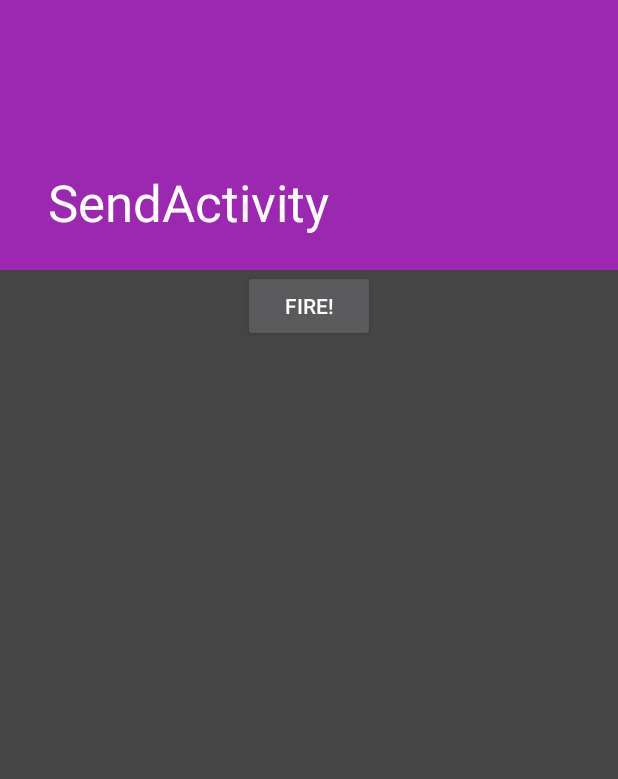
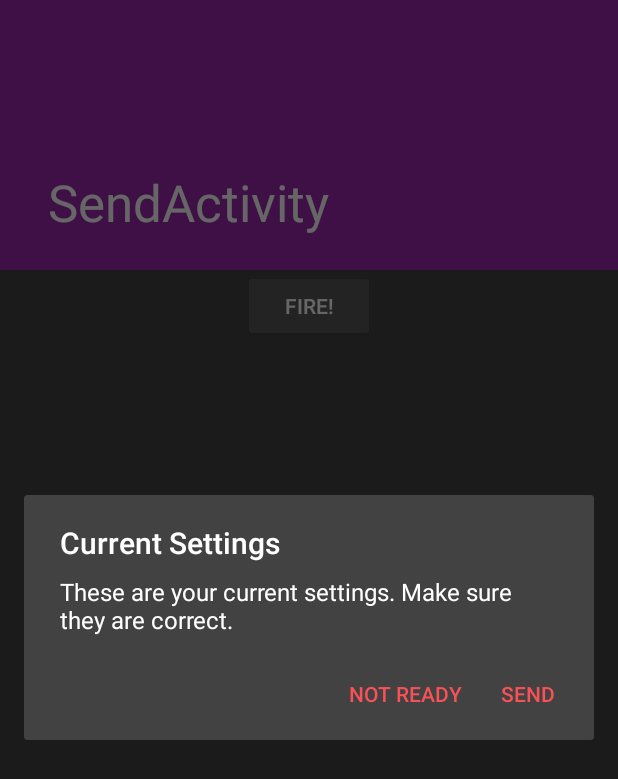
Before and after one commit to akopp3/Qlic, an Android app: the SendActivity screen opened directly, with no data from a screen before it, after a tap on "FIRE!", on a phone screen of 412 x 824 dp. Shown: the top 779 px of the screen. Run offline under Robolectric (Android 15) with nearby library versions, the phone set to English and light mode, and no system bars.

```diff
--- a/app/src/main/java/com/example/skafle/envoyer/SendActivity.java
+++ b/app/src/main/java/com/example/skafle/envoyer/SendActivity.java
@@ -1,5 +1,7 @@
 package com.example.skafle.envoyer;
 
+import android.app.AlertDialog;
+import android.content.DialogInterface;
 import android.os.Bundle;
 import android.support.design.widget.FloatingActionButton;
 import android.support.design.widget.Snackbar;
@@ -24,8 +26,21 @@ public class SendActivity extends AppCompatActivity {
         sendBtn.setOnClickListener(new View.OnClickListener() {
             @Override
             public void onClick(View v) {
-                // Specify action when the button is pressed
-                Toast.makeText(SendActivity.this, "Stupid button pressed", Toast.LENGTH_SHORT).show();
+                AlertDialog.Builder builder = new AlertDialog.Builder(SendActivity.this);
+                builder.setMessage(R.string.dialog_message)
+                        .setTitle(R.string.dialog_title)
+                        .setPositiveButton("Send", new DialogInterface.OnClickListener() {
+                            @Override
+                            public void onClick(DialogInterface dialog, int which) {
+                                Toast.makeText(SendActivity.this, "Sent", Toast.LENGTH_SHORT).show();
+                            }
+                        }).setNegativeButton("Not Ready", new DialogInterface.OnClickListener() {
+                    @Override
+                    public void onClick(DialogInterface dialog, int which) {
+                        Toast.makeText(SendActivity.this, "Not Ready", Toast.LENGTH_SHORT).show();
+                    }
+                });
+                builder.show();
             }
         });
     }
--- a/app/src/main/res/layout/app_bar_main.xml
+++ b/app/src/main/res/layout/app_bar_main.xml
@@ -20,6 +20,6 @@
     <android.support.design.widget.FloatingActionButton android:id="@+id/fab"
         android:layout_width="wrap_content" android:layout_height="wrap_content"
         android:layout_gravity="bottom|end" android:layout_margin="@dimen/fab_margin"
-        android:src="@android:drawable/ic_dialog_email" />
+        android:src="@drawable/ic_send_main" />
 
 </android.support.design.widget.CoordinatorLayout>
--- a/app/src/main/res/values/strings.xml
+++ b/app/src/main/res/values/strings.xml
@@ -16,4 +16,6 @@
     <string name="action_settings">Settings</string>
     <string name="title_activity_send">SendActivity</string>
     <string name="title_activity_preferences">Preferences</string>
+    <string name="dialog_message">These are your current settings. Make sure they are correct.</string>
+    <string name="dialog_title">Current Settings</string>
 </resources>
--- a/build.gradle
+++ b/build.gradle
@@ -5,7 +5,7 @@ buildscript {
         jcenter()
     }
     dependencies {
-        classpath 'com.android.tools.build:gradle:1.3.0'
+        classpath 'com.android.tools.build:gradle:1.5.0'
 
         // NOTE: Do not place your application dependencies here; they belong
         // in the individual module build.gradle files
```
Also changed, not shown: app/src/main/java/com/example/skafle/envoyer/MainActivity.java (+11 -10 lines), app/src/main/res/drawable/ic_send_main.xml (added, +9 -0 lines), 1 other file.
